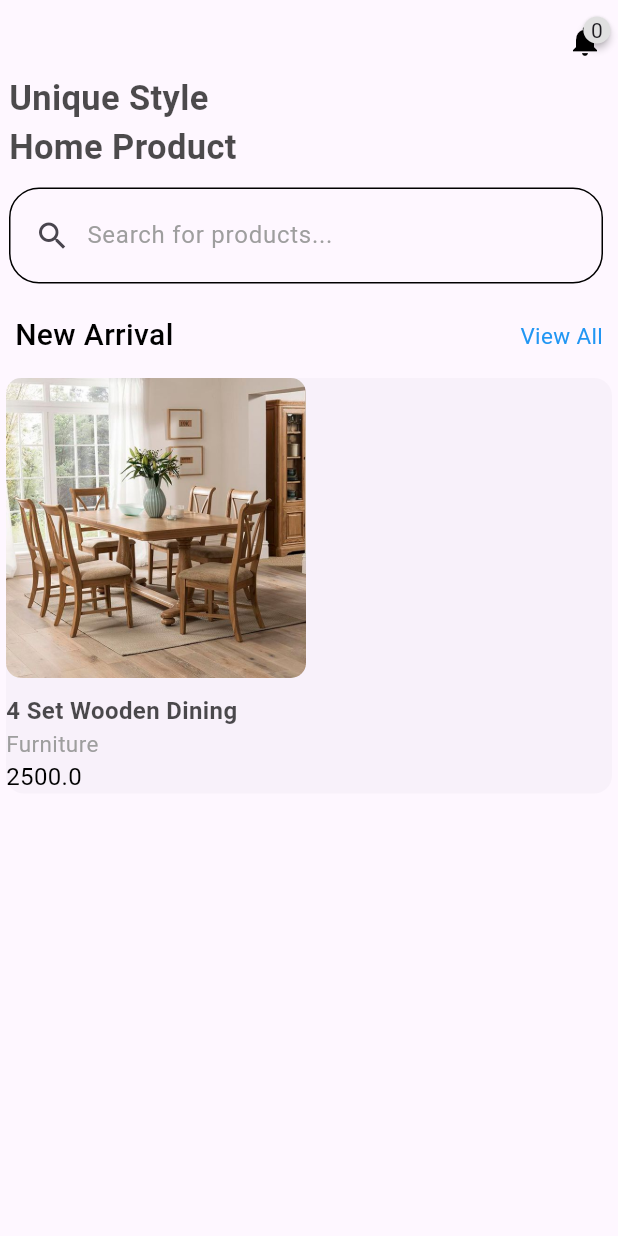
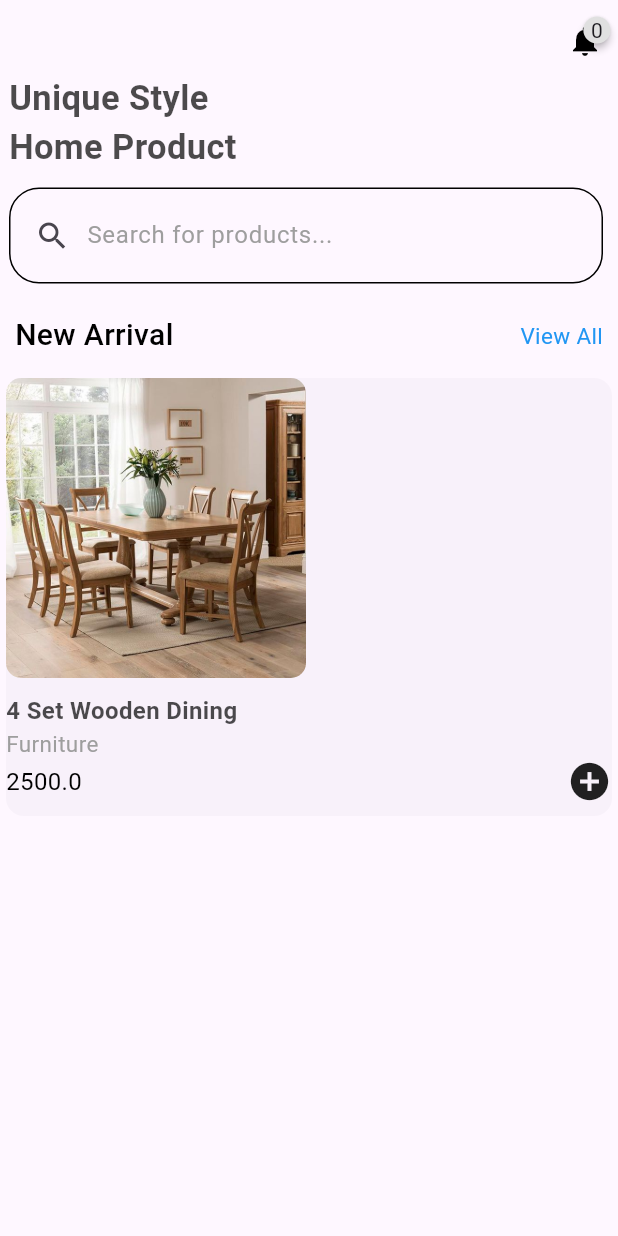
Before and after one commit to Tosin8/ktea, a Flutter app: the Home_Body screen opened directly, on a phone screen of 412 x 824 dp. Run offline on Flutter 3.47's test engine with Material 3 defaults, Android fonts, the phone set to English and light mode, and no system bars; drawn by our look-alikes of badges; our stand-ins replace animate_do, cloud_firestore, custom_navigation_bar, firebase_auth, firebase_core, firebase_messaging and 2 more; missing offline and left inert: antdesign_icons; accounts and stored records are empty.

Commit message:
Update home_body.dart

```diff
--- a/lib/screens/home/home_body.dart
+++ b/lib/screens/home/home_body.dart
@@ -54,6 +54,8 @@ class _Home_BodyState extends State<Home_Body> {
             ),
           const SizedBox(height: 10),
       Container(
+        width: 200,
+        height: 300,
         child: Card(
           elevation: 0,
           child: Column(
@@ -79,11 +81,24 @@ class _Home_BodyState extends State<Home_Body> {
                 ),
 
               Text(newProducts[0].category,
-              style: TextStyle(color: Colors.grey, fontSize: 15),) ,
+              style: const TextStyle(color: Colors.grey, fontSize: 15),) ,
 
-              Text(newProducts[0].price.toString(),
-              style: TextStyle(
-                color: Colors.black, fontSize: 16),)
+              Row(
+                mainAxisAlignment: MainAxisAlignment.spaceBetween,
+                children: [
+                  Text(newProducts[0].price.toString(),
+                  style: const TextStyle(
+                    color: Colors.black, fontSize: 16),
+                    ),
+                  const SizedBox(width: 10),
+                  GestureDetector(
+                    onTap: () {
+
+                    },
+                    child: Icon(Icons.add_circle, size: 30,),
+                  )
+                ],
+              )
             ]
           ),
         ),
```
